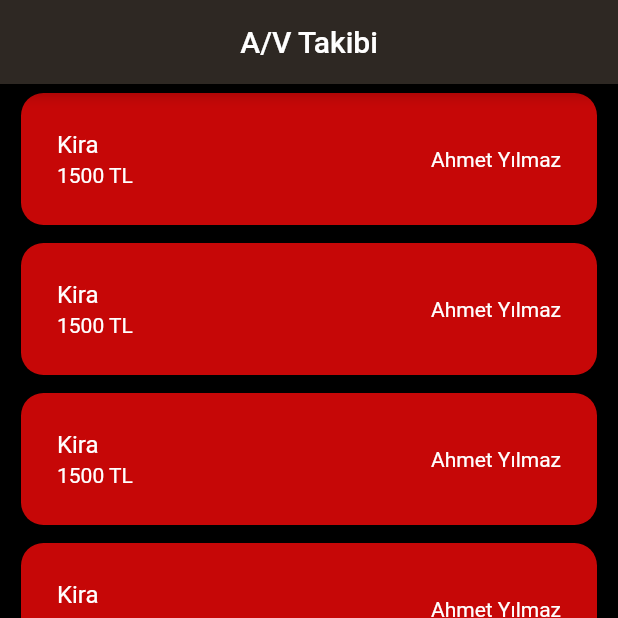
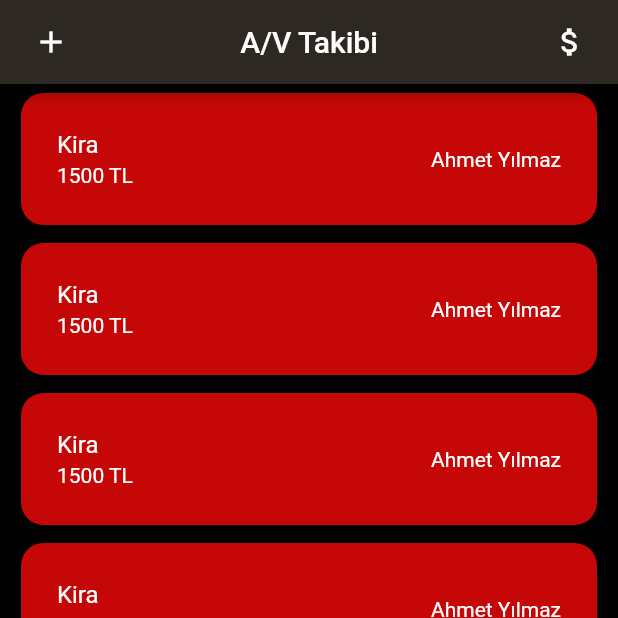
Before and after one commit to haliltirgil/money_manager, a Flutter app: the screen it shows after launch, on a phone screen of 412 x 824 dp, the top half of it. Run offline on Flutter 3.47's test engine with Material 2 defaults, Android fonts, the phone set to English and light mode, and no system bars; Roboto replaces fonts that are missing (Rubik).

Commit message:
added home screen

```diff
--- a/lib/main.dart
+++ b/lib/main.dart
@@ -1,4 +1,5 @@
 import 'package:flutter/material.dart';
+import 'package:money_flow/screens/home_screen.dart';
 import 'package:money_flow/theme.dart';
 import 'package:money_flow/widgets/exiting_listview.dart';
 import 'package:money_flow/widgets/incoming_listview.dart';
@@ -16,23 +17,7 @@ class MyApp extends StatelessWidget {
       theme: ThemeData(
         primaryColor: AppColors.greyColor,
       ),
-      home: MainScreen(),
+      home: HomeScreen(),
     );
   }
 }
-
-class MainScreen extends StatelessWidget {
-  @override
-  Widget build(BuildContext context) {
-    return Scaffold(
-      appBar: AppBar(
-        centerTitle: true,
-        title: Text("A/V Takibi"),
-      ),
-      body: Container(
-        child: ExitingForm(),
-        color: AppColors.blackColor,
-      ),
-    );
-  }
-}
--- /dev/null
+++ b/lib/screens/home_screen.dart
@@ -0,0 +1,32 @@
+import 'package:flutter/material.dart';
+import 'package:money_flow/widgets/exiting_listview.dart';
+
+import '../theme.dart';
+
+class HomeScreen extends StatelessWidget {
+  @override
+  Widget build(BuildContext context) {
+    return Scaffold(
+      appBar: AppBar(
+        leading: Padding(
+            padding: const EdgeInsets.only(left: 12.0),
+            child: IconButton(icon: Icon(Icons.add), onPressed: () {})),
+        centerTitle: true,
+        title: Text(
+          "A/V Takibi",
+          style: AppColors.fontStyle,
+        ),
+        actions: <Widget>[
+          Padding(
+            padding: const EdgeInsets.only(right: 8.0),
+            child: IconButton(icon: Icon(Icons.attach_money), onPressed: () {}),
+          ),
+        ],
+      ),
+      body: Container(
+        child: ExitingForm(),
+        color: AppColors.blackColor,
+      ),
+    );
+  }
+}
```
